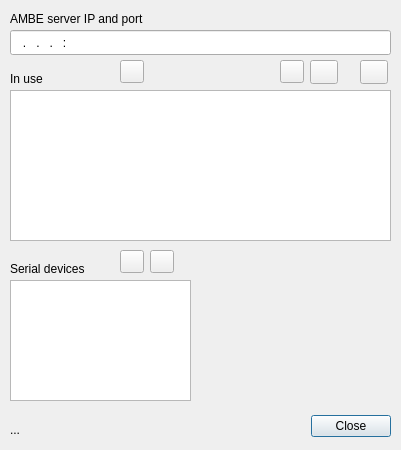
This is sdrgui/gui/ambedevicesdialog.ui in f4exb/sdrangel as Qt 5 draws it before an edit. The edited form follows.
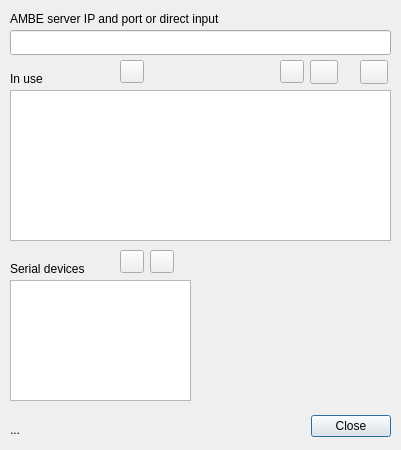
This is the edited form. Icons and pictures are not drawn.

Commit message: AMBE: allow freeflow input for AMBE server and ip or any device

Patch:
```diff
--- a/sdrgui/gui/ambedevicesdialog.ui
+++ b/sdrgui/gui/ambedevicesdialog.ui
@@ -73,12 +73,12 @@
     <rect>
      <x>10</x>
      <y>10</y>
-     <width>201</width>
+     <width>211</width>
      <height>17</height>
     </rect>
    </property>
    <property name="text">
-    <string>AMBE server IP and port</string>
+    <string>AMBE server IP and port or direct input</string>
    </property>
   </widget>
   <widget class="QLineEdit" name="ambeAddressText">
@@ -94,7 +94,7 @@
     <string>AMBE server address as ip:port</string>
    </property>
    <property name="inputMask">
-    <string>000.000.000.000:00000</string>
+    <string/>
    </property>
   </widget>
   <widget class="QPushButton" name="refreshAmbeList">
```
Left out of the diff: 2 changed lines with no effect on the pictures.
